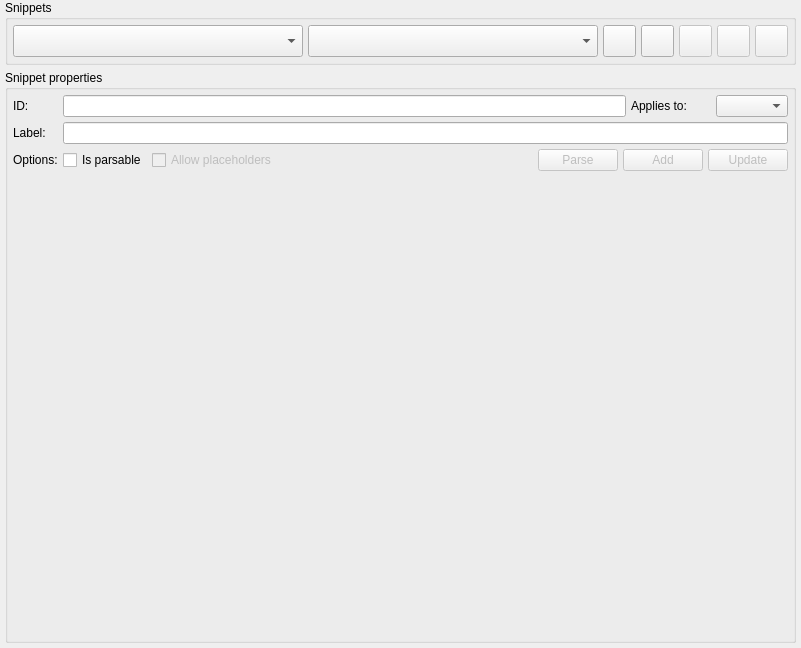
arichiardi/pgmodeler, file libs/libgui/ui/settings/snippetsconfigwidget.ui: the form before one commit.
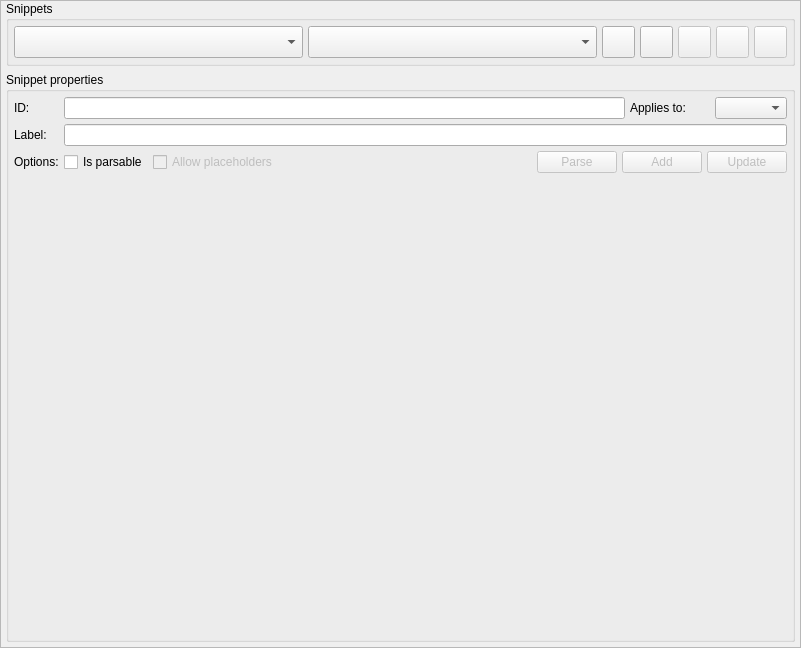
The form after the commit. Icons and pictures are not drawn.

Commit message: Minor adjustments in UI of configuration widgets

The edit to the form file:
```diff
--- a/libs/libgui/ui/settings/snippetsconfigwidget.ui
+++ b/libs/libgui/ui/settings/snippetsconfigwidget.ui
@@ -19,23 +19,41 @@
   <property name="windowTitle">
    <string>Form</string>
   </property>
-  <layout class="QGridLayout" name="gridLayout_2">
+  <layout class="QVBoxLayout" name="verticalLayout_3">
    <property name="leftMargin">
-    <number>5</number>
+    <number>0</number>
    </property>
    <property name="topMargin">
     <number>0</number>
    </property>
    <property name="rightMargin">
-    <number>5</number>
+    <number>0</number>
    </property>
    <property name="bottomMargin">
+    <number>0</number>
+   </property>
+   <item>
+    <widget class="QFrame" name="bg_frame">
+     <property name="frameShape">
+      <enum>QFrame::Shape::StyledPanel</enum>
+     </property>
+     <property name="frameShadow">
+      <enum>QFrame::Shadow::Raised</enum>
+     </property>
+     <layout class="QVBoxLayout" name="verticalLayout_2">
+      <property name="leftMargin">
     <number>5</number>
    </property>
-   <property name="spacing">
+      <property name="topMargin">
+       <number>0</number>
+      </property>
+      <property name="rightMargin">
     <number>5</number>
    </property>
-   <item row="0" column="0">
+      <property name="bottomMargin">
+       <number>5</number>
+      </property>
+      <item>
     <widget class="QGroupBox" name="groupBox">
      <property name="sizePolicy">
       <sizepolicy hsizetype="Preferred" vsizetype="Preferred">
@@ -285,7 +303,7 @@
      </layout>
     </widget>
    </item>
-   <item row="1" column="0">
+      <item>
     <widget class="QGroupBox" name="groupBox_2">
      <property name="sizePolicy">
       <sizepolicy hsizetype="Preferred" vsizetype="Preferred">
@@ -617,6 +635,9 @@
           <verstretch>0</verstretch>
          </sizepolicy>
         </property>
+          </widget>
+         </item>
+        </layout>
        </widget>
       </item>
      </layout>
```
Lines whose indentation alone changed are shown as unchanged. The commit also changes 6 other files.
